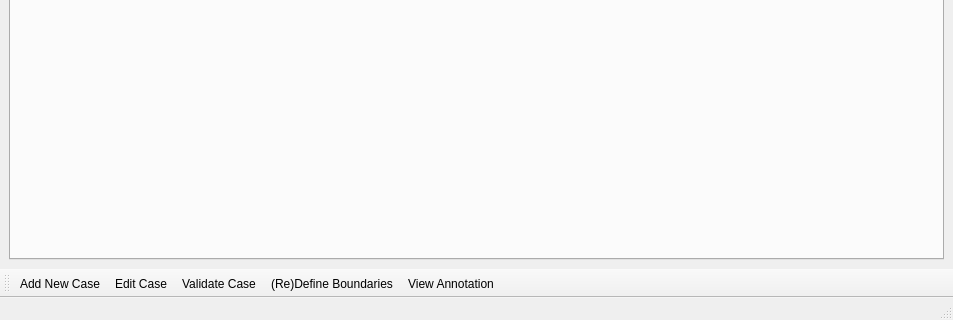
Above: ui/forms/ToNgueLP_MW.ui from sorice/QtNLP-Linguist before the change; both pictures show x 0 to 953 and y 291 to 611 of the 953 by 611 pixel window. Below: the same form after it.
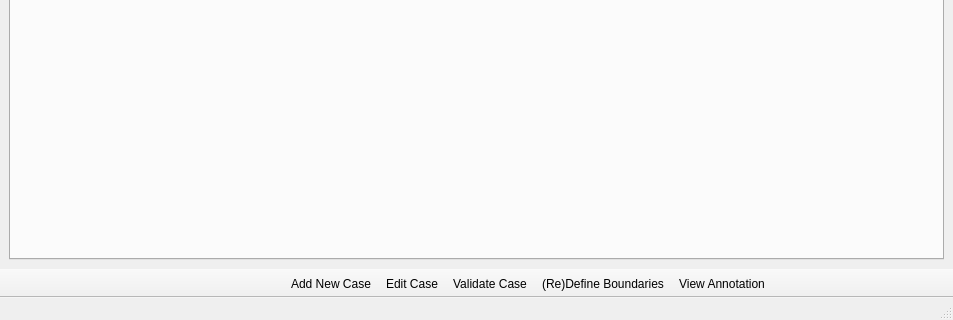
That is the form after the change. Icons and pictures are not drawn.

Diff of the .ui file:
```diff
--- a/ui/forms/ToNgueLP_MW.ui
+++ b/ui/forms/ToNgueLP_MW.ui
@@ -118,10 +118,51 @@
    <addaction name="actionClose_Corpus"/>
    <addaction name="actionAdd_Algorithm_Output"/>
   </widget>
-  <widget class="QToolBar" name="toolBar_2">
+  <widget class="QToolBar" name="toolBar_Fixed">
+   <property name="minimumSize">
+    <size>
+     <width>280</width>
+     <height>0</height>
+    </size>
+   </property>
+   <property name="maximumSize">
+    <size>
+     <width>280</width>
+     <height>16777215</height>
+    </size>
+   </property>
+   <property name="contextMenuPolicy">
+    <enum>Qt::PreventContextMenu</enum>
+   </property>
    <property name="windowTitle">
     <string>toolBar_2</string>
    </property>
+   <property name="movable">
+    <bool>false</bool>
+   </property>
+   <property name="floatable">
+    <bool>false</bool>
+   </property>
+   <attribute name="toolBarArea">
+    <enum>BottomToolBarArea</enum>
+   </attribute>
+   <attribute name="toolBarBreak">
+    <bool>false</bool>
+   </attribute>
+  </widget>
+  <widget class="QToolBar" name="toolBar_Cases">
+   <property name="contextMenuPolicy">
+    <enum>Qt::PreventContextMenu</enum>
+   </property>
+   <property name="windowTitle">
+    <string>toolBar_3</string>
+   </property>
+   <property name="movable">
+    <bool>false</bool>
+   </property>
+   <property name="floatable">
+    <bool>false</bool>
+   </property>
    <attribute name="toolBarArea">
     <enum>BottomToolBarArea</enum>
    </attribute>
```
Left out of the diff: 15 changed lines with no effect on the pictures.
